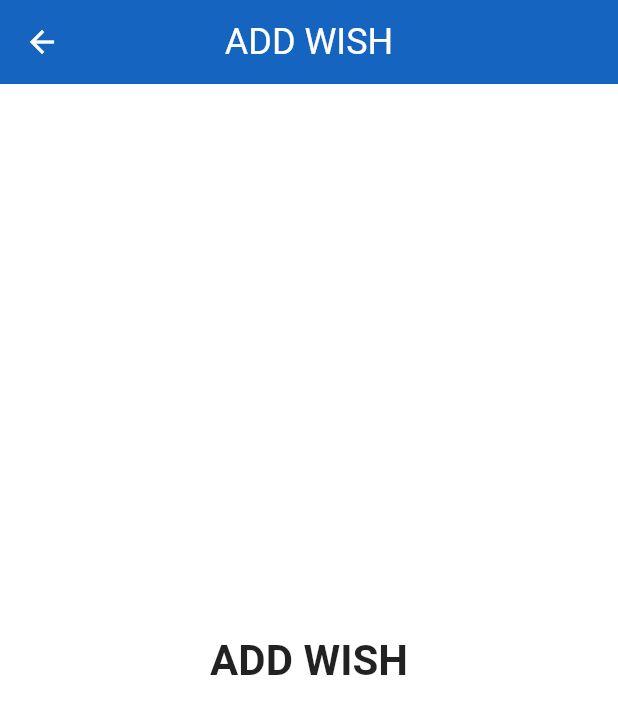
After one commit to artashesGiv/wishlist_app, a Flutter app: the AddWishScreen screen opened by its route, on a phone screen of 412 x 824 dp. The commit adds this screen. Shown: the top 714 px of the screen. Run offline on Flutter 3.47's test engine with Material 3 defaults, Android fonts, the light colour scheme and no system bars; our stand-ins replace auto_route.

Commit message:
add wish page, small fix

```diff
--- a/lib/app/router.dart
+++ b/lib/app/router.dart
@@ -13,5 +13,10 @@ class AppRouter extends RootStackRouter {
           AutoRoute(page: ProfileRoute.page),
         ]),
         AutoRoute(page: SettingsRoute.page),
+        CustomRoute(
+          page: AddWishRoute.page,
+          fullscreenDialog: true,
+          transitionsBuilder: TransitionsBuilders.slideBottom,
+        ),
       ];
 }
--- /dev/null
+++ b/lib/screens/add_wish.dart
@@ -0,0 +1,35 @@
+import 'package:auto_route/auto_route.dart';
+import 'package:flutter/material.dart';
+
+@RoutePage()
+class AddWishScreen extends StatefulWidget {
+  const AddWishScreen({super.key});
+
+  @override
+  State<AddWishScreen> createState() => _AddWishScreenState();
+}
+
+class _AddWishScreenState extends State<AddWishScreen> {
+  @override
+  Widget build(BuildContext context) {
+    return Scaffold(
+      appBar: AppBar(
+        title: const Text('ADD WISH'),
+        centerTitle: true,
+        leading: IconButton(
+          icon: const Icon(Icons.arrow_back),
+          onPressed: () {
+            AutoRouter.of(context).back();
+          },
+        ),
+      ),
+      body: Center(
+        child: Text(
+          style: Theme.of(context).textTheme.headlineMedium,
+          textAlign: TextAlign.center,
+          'ADD WISH',
+        ),
+      ),
+    );
+  }
+}
--- a/lib/widgets/add_wish_bottom_button.dart
+++ b/lib/widgets/add_wish_bottom_button.dart
@@ -1,7 +1,9 @@
 import 'package:flutter/material.dart';
 
 class AddWishBottomButton extends StatelessWidget {
-  const AddWishBottomButton({super.key});
+  final VoidCallback onPressed;
+
+  const AddWishBottomButton({super.key, required this.onPressed});
 
   @override
   Widget build(BuildContext context) {
@@ -9,7 +11,7 @@ class AddWishBottomButton extends StatelessWidget {
       width: 70,
       height: 70,
       child: FloatingActionButton(
-        onPressed: () {},
+        onPressed: onPressed,
         tooltip: 'Increment',
         shape: RoundedRectangleBorder(
           borderRadius: BorderRadius.circular(50.0),
```
Also changed, not shown: lib/screens/home.dart (+7 -3 lines), lib/app/router.gr.dart.
